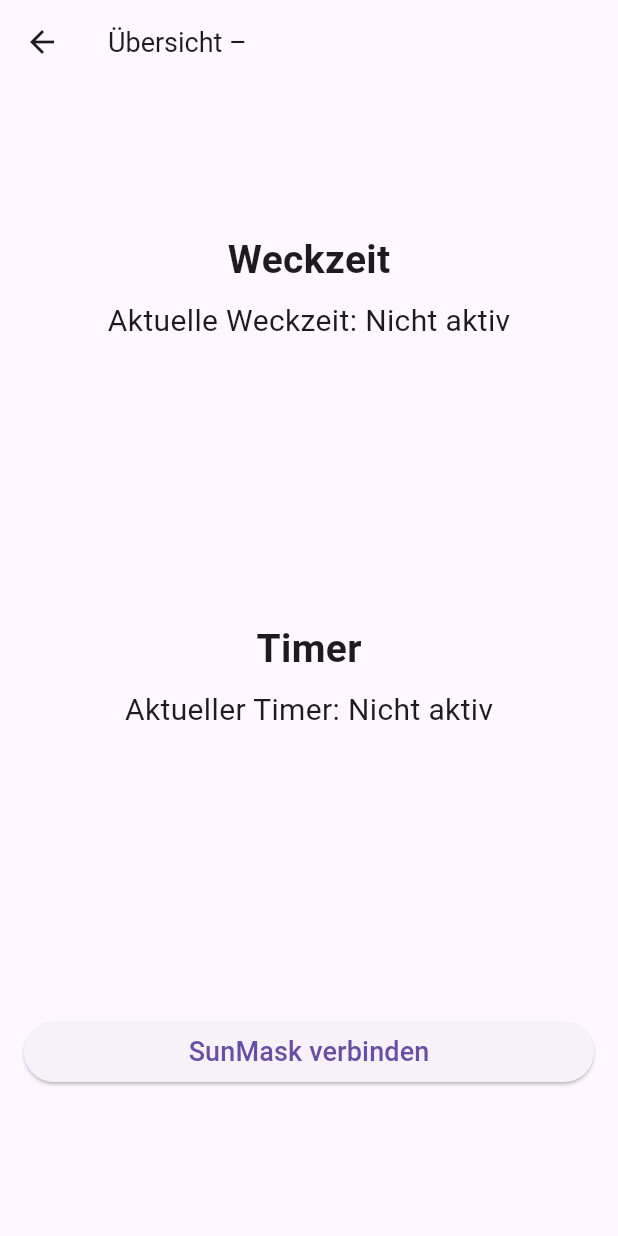
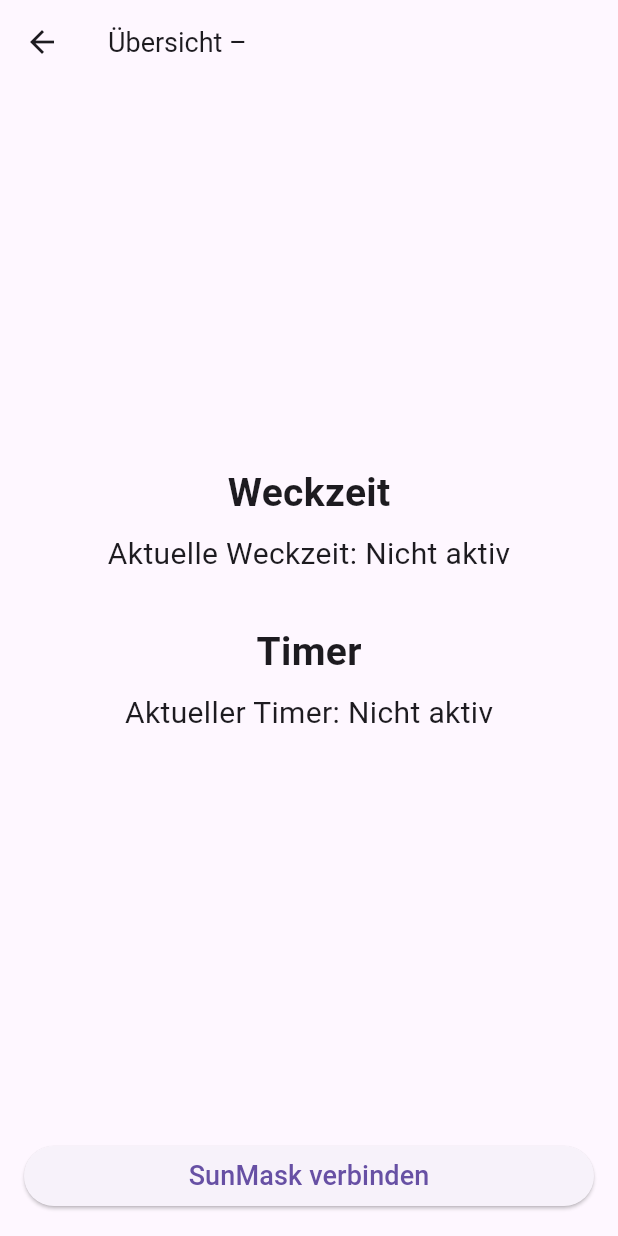
Before and after one commit to SomnusSunMask/SunMask-new, a Flutter app: the DeviceOverviewPage screen opened directly with empty values, on a phone screen of 412 x 824 dp. Run offline on Flutter 3.47's test engine with Material 3 defaults, Android fonts, the phone set to English and light mode, and no system bars; our stand-ins replace flutter_blue_plus, shared_preferences; accounts and stored records are empty.

Commit message:
Update main.dart

```diff
--- a/lib/main.dart
+++ b/lib/main.dart
@@ -561,7 +561,7 @@ await prefs.remove('lastWakeTime_${widget.device.remoteId.str}');
     );
   }
 }
-class DeviceOverviewPage extends StatelessWidget {
+class DeviceOverviewPage extends StatefulWidget {
   final String deviceName;
   final String? lastWakeTime;
   final int? lastTimerMinutes;
@@ -574,45 +574,52 @@ class DeviceOverviewPage extends StatelessWidget {
   });
 
   @override
-  Widget build(BuildContext context) {
-    final timerText = lastTimerMinutes != null
-        ? "$lastTimerMinutes Minuten"
-        : "Nicht aktiv";
-    final wakeTimeText = lastWakeTime ?? "Nicht aktiv";
+  State<DeviceOverviewPage> createState() => _DeviceOverviewPageState();
+}
 
-    return Scaffold(
-      appBar: AppBar(
-        title: Text('Übersicht – $deviceName', style: const TextStyle(fontSize: 18)),
-      ),
-      body: Padding(
-        padding: const EdgeInsets.all(16.0),
-        child: Column(
-          mainAxisAlignment: MainAxisAlignment.spaceEvenly,
-          children: [
-            Column(
-              children: [
-                const Text("Weckzeit", style: TextStyle(fontSize: 26, fontWeight: FontWeight.bold)),
-                const SizedBox(height: 8),
-                Text("Aktuelle Weckzeit: $wakeTimeText", style: const TextStyle(fontSize: 20)),
-              ],
-            ),
-            const SizedBox(height: 20),
-            Column(
-              children: [
-                const Text("Timer", style: TextStyle(fontSize: 26, fontWeight: FontWeight.bold)),
-                const SizedBox(height: 8),
-                Text("Aktueller Timer: $timerText", style: const TextStyle(fontSize: 20)),
-              ],
-            ),
-            const SizedBox(height: 24),
-            SizedBox(
-              width: double.infinity,
-              child: ElevatedButton(
-                onPressed: () async {
-                  final device = BluetoothDevice(remoteId: DeviceIdentifier(deviceName));
+class _DeviceOverviewPageState extends State<DeviceOverviewPage> {
+  bool isConnecting = false;
+
+  String get wakeTimeText =>
+      widget.lastWakeTime != null ? widget.lastWakeTime! : "Nicht aktiv";
+
+  String get timerText =>
+      widget.lastTimerMinutes != null ? "${widget.lastTimerMinutes} Minuten" : "Nicht aktiv";
+
+  void showErrorSnackbar(String message) {
+    if (!mounted) return;
+    ScaffoldMessenger.of(context).showSnackBar(
+      SnackBar(content: Text(message)),
+    );
+  }
+
+  void connectToDeviceById() async {
+    setState(() {
+      isConnecting = true;
+    });
+
     try {
-                    await device.connect(timeout: const Duration(seconds: 6));
-                    final services = await device.discoverServices();
+      await FlutterBluePlus.startScan(timeout: const Duration(seconds: 5));
+      BluetoothDevice? targetDevice;
+
+      // Gerät mit gleichem Namen finden
+      final results = await FlutterBluePlus.scanResults.first;
+      for (var result in results) {
+        if (result.device.platformName == widget.deviceName) {
+          targetDevice = result.device;
+          break;
+        }
+      }
+
+      await FlutterBluePlus.stopScan();
+
+      if (targetDevice == null) {
+        throw Exception("Gerät nicht gefunden");
+      }
+
+      await targetDevice.connect(timeout: const Duration(seconds: 6));
+
+      List<BluetoothService> services = await targetDevice.discoverServices();
 
       BluetoothCharacteristic? alarmCharacteristic;
       BluetoothCharacteristic? timerCharacteristic;
@@ -631,13 +638,16 @@ class DeviceOverviewPage extends StatelessWidget {
         }
       }
 
-                    if (alarmCharacteristic != null && timerCharacteristic != null) {
+      if (alarmCharacteristic == null || timerCharacteristic == null) {
+        throw Exception("Charakteristiken nicht gefunden");
+      }
+
       if (context.mounted) {
         Navigator.pushReplacement(
           context,
           MaterialPageRoute(
             builder: (_) => DeviceControlPage(
-                              device: device,
+              device: targetDevice!,
               alarmCharacteristic: alarmCharacteristic,
               timerCharacteristic: timerCharacteristic,
               batteryCharacteristic: batteryCharacteristic,
@@ -645,21 +655,64 @@ class DeviceOverviewPage extends StatelessWidget {
           ),
         );
       }
-                    } else {
-                      throw Exception("Charakteristiken nicht gefunden");
-                    }
     } catch (e) {
-                    if (context.mounted) {
+      if (!mounted) return;
       Navigator.pop(context);
-                      ScaffoldMessenger.of(context).showSnackBar(
-                        const SnackBar(
-                          content: Text("❌ Verbindung fehlgeschlagen! Drücke den Startknopf der SunMask und versuche es erneut"),
-                        ),
-                      );
+      showErrorSnackbar("❌ Verbindung fehlgeschlagen! Starte die SunMask neu.");
+    } finally {
+      if (mounted) {
+        setState(() {
+          isConnecting = false;
+        });
       }
     }
-                },
-                child: const Text("SunMask verbinden", style: TextStyle(fontSize: 18)),
+  }
+
+  @override
+  Widget build(BuildContext context) {
+    return Scaffold(
+      appBar: AppBar(
+        title: Text('Übersicht – ${widget.deviceName}', style: const TextStyle(fontSize: 18)),
+      ),
+      body: Padding(
+        padding: const EdgeInsets.all(16.0),
+        child: Column(
+          children: [
+            // Weckzeit-Block weiter oben
+            Expanded(
+              flex: 3,
+              child: Column(
+                mainAxisAlignment: MainAxisAlignment.end,
+                children: [
+                  const Text("Weckzeit", style: TextStyle(fontSize: 26, fontWeight: FontWeight.bold)),
+                  const SizedBox(height: 8),
+                  Text("Aktuelle Weckzeit: $wakeTimeText", style: const TextStyle(fontSize: 20)),
+                ],
+              ),
+            ),
+            const SizedBox(height: 32),
+            // Timer-Block
+            Expanded(
+              flex: 3,
+              child: Column(
+                mainAxisAlignment: MainAxisAlignment.start,
+                children: [
+                  const Text("Timer", style: TextStyle(fontSize: 26, fontWeight: FontWeight.bold)),
+                  const SizedBox(height: 8),
+                  Text("Aktueller Timer: $timerText", style: const TextStyle(fontSize: 20)),
+                ],
+              ),
+            ),
+            const SizedBox(height: 32),
+            // Button unten
+            SizedBox(
+              width: double.infinity,
+              child: ElevatedButton(
+                onPressed: isConnecting ? null : connectToDeviceById,
+                child: Text(
+                  isConnecting ? "Verbinden..." : "SunMask verbinden",
+                  style: const TextStyle(fontSize: 18),
+                ),
               ),
             ),
           ],
```
Lines whose indentation alone changed are shown as unchanged.
